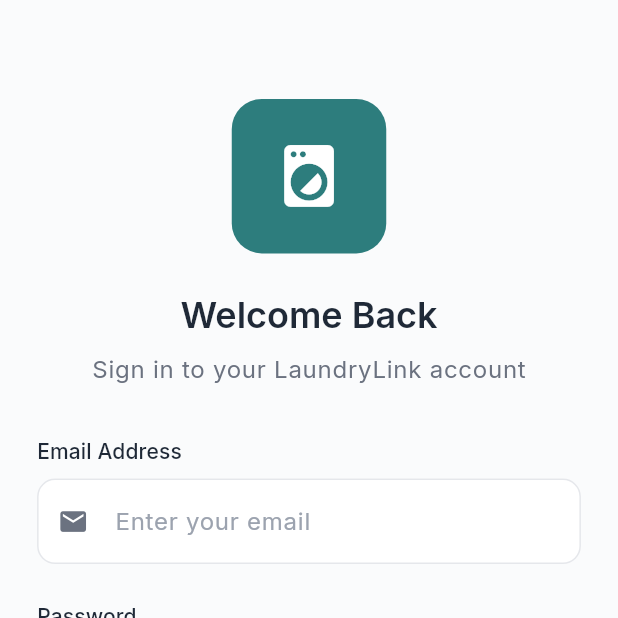
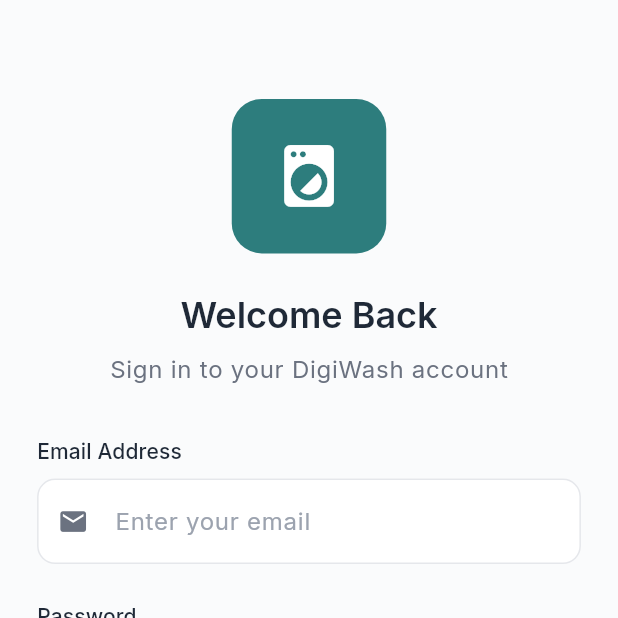
Before and after one commit to dflash101/DigiWash, a Flutter app: the LoginScreen screen opened by its route, on a phone screen of 412 x 824 dp, the top half of it. Run offline on Flutter 3.47's test engine with Material 3 defaults, Android fonts, the phone set to English and light mode, and no system bars; our stand-ins replace cached_network_image, camera, connectivity_plus, country_code_picker, file_picker, flutter_svg and 5 more; network calls fail.

Commit message:
Update login_screen.dart

```diff
--- a/lib/presentation/login_screen/login_screen.dart
+++ b/lib/presentation/login_screen/login_screen.dart
@@ -200,7 +200,7 @@ class _LoginScreenState extends State<LoginScreen> {
                 SizedBox(height: 1.h),
 
                 Text(
-                  'Sign in to your LaundryLink account',
+                  'Sign in to your DigiWash account',
                   style: AppTheme.lightTheme.textTheme.bodyLarge?.copyWith(
                     color: AppTheme.lightTheme.colorScheme.onSurfaceVariant,
                   ),
```
